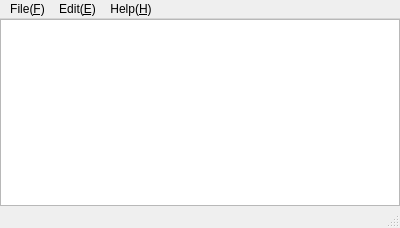
Before: the Qt Designer form window.ui in safu9/Momiji, drawn with Qt 5.
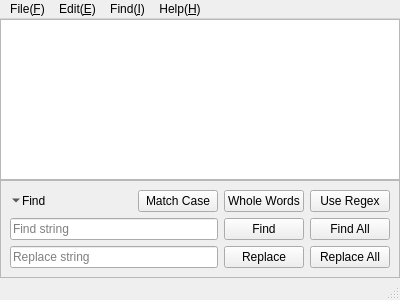
After: the same form once the commit is applied.

Commit message: Add find and replace

Diff of the .ui file:
```diff
--- a/window.ui
+++ b/window.ui
@@ -7,7 +7,7 @@
     <x>0</x>
     <y>0</y>
     <width>400</width>
-    <height>228</height>
+    <height>300</height>
    </rect>
   </property>
   <property name="minimumSize">
@@ -17,7 +17,10 @@
    </size>
   </property>
   <widget class="QWidget" name="centralwidget">
-   <layout class="QGridLayout" name="gridLayout">
+   <layout class="QVBoxLayout" name="verticalLayout">
+    <property name="spacing">
+     <number>0</number>
+    </property>
     <property name="leftMargin">
      <number>0</number>
     </property>
@@ -30,10 +33,7 @@
     <property name="bottomMargin">
      <number>0</number>
     </property>
-    <property name="spacing">
-     <number>0</number>
-    </property>
-    <item row="0" column="0">
+    <item>
      <widget class="QPlainTextEdit" name="textEdit">
       <property name="font">
        <font>
@@ -45,6 +45,224 @@
       </property>
      </widget>
     </item>
+    <item>
+     <widget class="QFrame" name="frameFindBox">
+      <property name="frameShape">
+       <enum>QFrame::StyledPanel</enum>
+      </property>
+      <property name="frameShadow">
+       <enum>QFrame::Plain</enum>
+      </property>
+      <layout class="QVBoxLayout" name="verticalLayout_2">
+       <item>
+        <widget class="QFrame" name="frameFindSettings">
+         <property name="frameShape">
+          <enum>QFrame::NoFrame</enum>
+         </property>
+         <property name="frameShadow">
+          <enum>QFrame::Plain</enum>
+         </property>
+         <layout class="QHBoxLayout" name="horizontalLayout_2">
+          <property name="leftMargin">
+           <number>0</number>
+          </property>
+          <property name="topMargin">
+           <number>0</number>
+          </property>
+          <property name="rightMargin">
+           <number>0</number>
+          </property>
+          <property name="bottomMargin">
+           <number>0</number>
+          </property>
+          <item>
+           <widget class="QToolButton" name="buttonCloseFind">
+            <property name="cursor">
+             <cursorShape>PointingHandCursor</cursorShape>
+            </property>
+            <property name="styleSheet">
+             <string notr="true">QToolButton { border: none; }</string>
+            </property>
+            <property name="text">
+             <string>Find</string>
+            </property>
+            <property name="iconSize">
+             <size>
+              <width>8</width>
+              <height>8</height>
+             </size>
+            </property>
+            <property name="shortcut">
+             <string notr="true">Esc</string>
+            </property>
+            <property name="toolButtonStyle">
+             <enum>Qt::ToolButtonTextBesideIcon</enum>
+            </property>
+            <property name="arrowType">
+             <enum>Qt::DownArrow</enum>
+            </property>
+           </widget>
+          </item>
+          <item>
+           <widget class="QLabel" name="labelFindResult">
+            <property name="sizePolicy">
+             <sizepolicy hsizetype="Expanding" vsizetype="Preferred">
+              <horstretch>0</horstretch>
+              <verstretch>0</verstretch>
+             </sizepolicy>
+            </property>
+            <property name="text">
+             <string/>
+            </property>
+           </widget>
+          </item>
+          <item>
+           <widget class="QPushButton" name="buttonCase">
+            <property name="cursor">
+             <cursorShape>PointingHandCursor</cursorShape>
+            </property>
+            <property name="text">
+             <string>Match Case</string>
+            </property>
+            <property name="checkable">
+             <bool>true</bool>
+            </property>
+           </widget>
+          </item>
+          <item>
+           <widget class="QPushButton" name="buttonWords">
+            <property name="cursor">
+             <cursorShape>PointingHandCursor</cursorShape>
+            </property>
+            <property name="text">
+             <string>Whole Words</string>
+            </property>
+            <property name="checkable">
+             <bool>true</bool>
+            </property>
+           </widget>
+          </item>
+          <item>
+           <widget class="QPushButton" name="buttonRegex">
+            <property name="cursor">
+             <cursorShape>PointingHandCursor</cursorShape>
+            </property>
+            <property name="text">
+             <string>Use Regex</string>
+            </property>
+            <property name="checkable">
+             <bool>true</bool>
+            </property>
+           </widget>
+          </item>
+         </layout>
+        </widget>
+       </item>
+       <item>
+        <widget class="QFrame" name="frameFind">
+         <property name="frameShape">
+          <enum>QFrame::NoFrame</enum>
+         </property>
+         <property name="frameShadow">
+          <enum>QFrame::Plain</enum>
+         </property>
+         <layout class="QHBoxLayout" name="horizontalLayout">
+          <property name="leftMargin">
+           <number>0</number>
+          </property>
+          <property name="topMargin">
+           <number>0</number>
+          </property>
+          <property name="rightMargin">
+           <number>0</number>
+          </property>
+          <property name="bottomMargin">
+           <number>0</number>
+          </property>
+          <item>
+           <widget class="QLineEdit" name="editFind">
+            <property name="placeholderText">
+             <string>Find string</string>
+            </property>
+           </widget>
+          </item>
+          <item>
+           <widget class="QPushButton" name="buttonFind">
+            <property name="cursor">
+             <cursorShape>PointingHandCursor</cursorShape>
+            </property>
+            <property name="text">
+             <string>Find</string>
+            </property>
+           </widget>
+          </item>
+          <item>
+           <widget class="QPushButton" name="buttonFindAll">
+            <property name="cursor">
+             <cursorShape>PointingHandCursor</cursorShape>
+            </property>
+            <property name="text">
+             <string>Find All</string>
+            </property>
+           </widget>
+          </item>
+         </layout>
+        </widget>
+       </item>
+       <item>
+        <widget class="QFrame" name="frameReplace">
+         <property name="frameShape">
+          <enum>QFrame::NoFrame</enum>
+         </property>
+         <property name="frameShadow">
+          <enum>QFrame::Plain</enum>
+         </property>
+         <layout class="QHBoxLayout" name="horizontalLayout_3">
+          <property name="leftMargin">
+           <number>0</number>
+          </property>
+          <property name="topMargin">
+           <number>0</number>
+          </property>
+          <property name="rightMargin">
+           <number>0</number>
+          </property>
+          <property name="bottomMargin">
+           <number>0</number>
+          </property>
+          <item>
+           <widget class="QLineEdit" name="editReplace">
+            <property name="placeholderText">
+             <string>Replace string</string>
+            </property>
+           </widget>
+          </item>
+          <item>
+           <widget class="QPushButton" name="buttonReplace">
+            <property name="cursor">
+             <cursorShape>PointingHandCursor</cursorShape>
+            </property>
+            <property name="text">
+             <string>Replace</string>
+            </property>
+           </widget>
+          </item>
+          <item>
+           <widget class="QPushButton" name="buttonReplaceAll">
+            <property name="cursor">
+             <cursorShape>PointingHandCursor</cursorShape>
+            </property>
+            <property name="text">
+             <string>Replace All</string>
+            </property>
+           </widget>
+          </item>
+         </layout>
+        </widget>
+       </item>
+      </layout>
+     </widget>
+    </item>
    </layout>
   </widget>
   <widget class="QMenuBar" name="menubar">
@@ -85,8 +303,25 @@
     <addaction name="actionPaste"/>
     <addaction name="actionSelectAll"/>
    </widget>
+   <widget class="QMenu" name="menuFind">
+    <property name="title">
+     <string>Find(&amp;I)</string>
+    </property>
+    <addaction name="actionFind"/>
+    <addaction name="actionFindNext"/>
+    <addaction name="actionFindPrevious"/>
+    <addaction name="actionFindAll"/>
+    <addaction name="separator"/>
+    <addaction name="actionReplace"/>
+    <addaction name="actionReplaceNext"/>
+    <addaction name="actionReplaceAll"/>
+    <addaction name="separator"/>
+    <addaction name="actionFindSelectNext"/>
+    <addaction name="actionFindSelectAll"/>
+   </widget>
    <addaction name="menuFile"/>
    <addaction name="menuEdit"/>
+   <addaction name="menuFind"/>
    <addaction name="menuHelp"/>
   </widget>
   <widget class="QStatusBar" name="statusbar"/>
```
Left out of the diff: 66 changed lines with no effect on the pictures. The commit also changes 1 other file.
